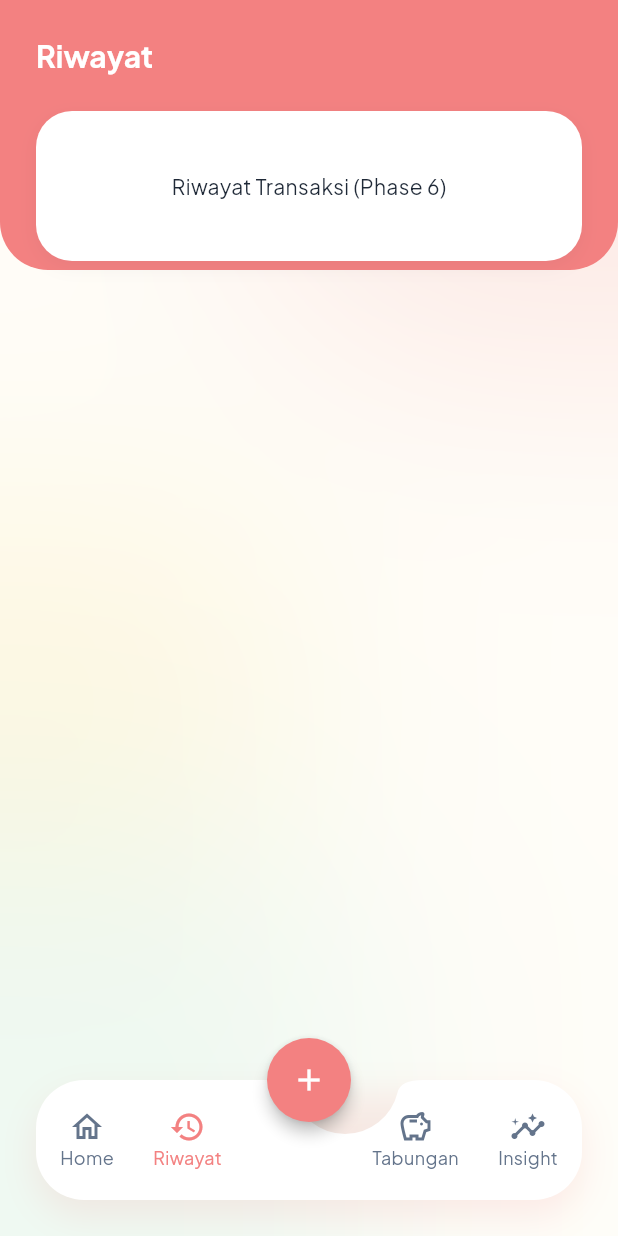
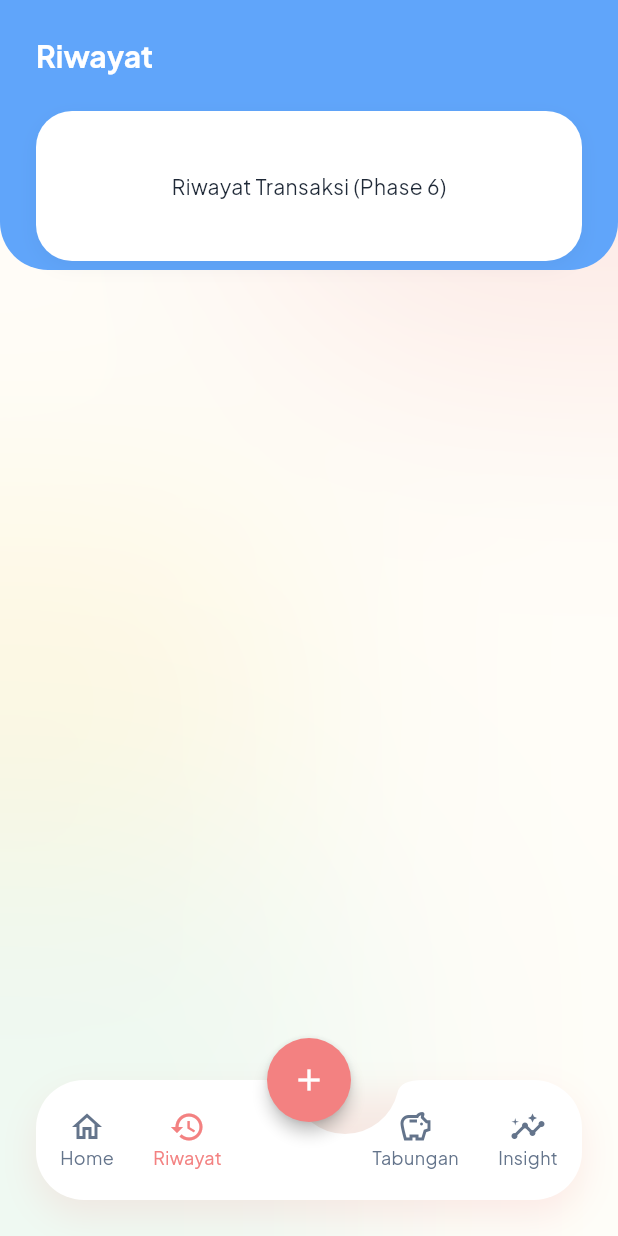
Before and after one commit to elfnc/sakuin, a Flutter app: the HistoryScreen screen opened by its route, on a phone screen of 412 x 824 dp. Run offline on Flutter 3.47's test engine with Material 3 defaults, Android fonts, the phone set to English and light mode, and no system bars; our stand-ins replace drift, flutter_riverpod, go_router, google_fonts, riverpod_annotation; accounts and stored records are empty; generated files the repository leaves out were written again.

Commit message:
Differentiate header colors per screen using palette

```diff
--- a/lib/features/insight/presentation/screens/insights_screen.dart
+++ b/lib/features/insight/presentation/screens/insights_screen.dart
@@ -20,7 +20,7 @@ class InsightsScreen extends StatelessWidget {
             height: 180,
             child: Container(
               decoration: const BoxDecoration(
-                color: AppColors.primary,
+                color: AppColors.secondary,
                 borderRadius: BorderRadius.vertical(bottom: Radius.circular(32)),
               ),
             ),
--- a/lib/features/savings/presentation/screens/savings_screen.dart
+++ b/lib/features/savings/presentation/screens/savings_screen.dart
@@ -20,7 +20,7 @@ class SavingsScreen extends StatelessWidget {
             height: 180,
             child: Container(
               decoration: const BoxDecoration(
-                color: AppColors.primary,
+                color: AppColors.income,
                 borderRadius: BorderRadius.vertical(bottom: Radius.circular(32)),
               ),
             ),
--- a/lib/features/transaction/presentation/screens/history_screen.dart
+++ b/lib/features/transaction/presentation/screens/history_screen.dart
@@ -20,7 +20,7 @@ class HistoryScreen extends StatelessWidget {
             height: 180,
             child: Container(
               decoration: const BoxDecoration(
-                color: AppColors.primary,
+                color: AppColors.info,
                 borderRadius: BorderRadius.vertical(bottom: Radius.circular(32)),
               ),
             ),
```
